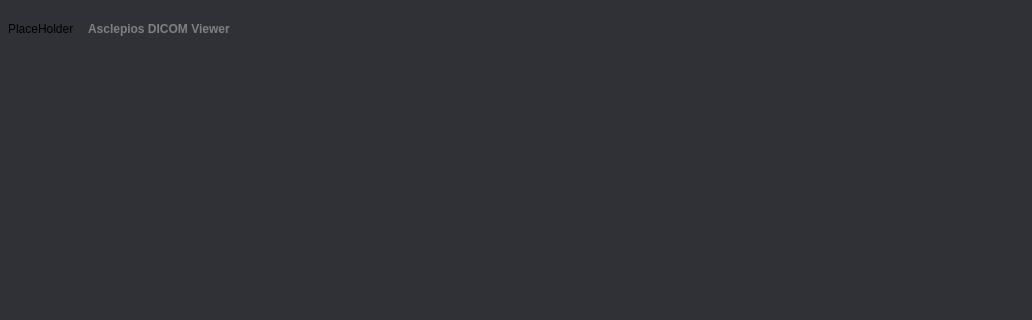
Qt form src/gui/guiframe.ui (GavriloviciEduard/Asclepios-DICOM-Viewer) before a commit; both pictures show x 0 to 1032 and y 0 to 320 of the 1032 by 807 pixel window.
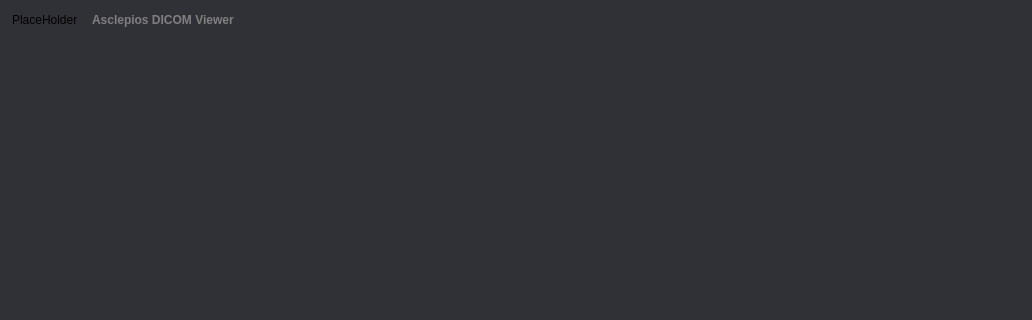
The same form after that commit. Icons and pictures are not drawn.

```diff
--- a/src/gui/guiframe.ui
+++ b/src/gui/guiframe.ui
@@ -85,22 +85,28 @@
     <number>0</number>
    </property>
    <property name="leftMargin">
-    <number>5</number>
+    <number>0</number>
    </property>
    <property name="topMargin">
     <number>0</number>
    </property>
    <property name="rightMargin">
-    <number>5</number>
+    <number>0</number>
    </property>
    <property name="bottomMargin">
     <number>0</number>
    </property>
    <item>
     <widget class="QWidget" name="widgetTopBar" native="true">
+     <property name="maximumSize">
+      <size>
+       <width>16777215</width>
+       <height>40</height>
+      </size>
+     </property>
      <layout class="QHBoxLayout" name="horizontalLayout">
       <property name="spacing">
-       <number>0</number>
+       <number>6</number>
       </property>
       <property name="leftMargin">
        <number>0</number>
@@ -116,9 +122,18 @@
       </property>
       <item>
        <layout class="QHBoxLayout" name="topBarLayout">
+        <property name="spacing">
+         <number>6</number>
+        </property>
         <property name="sizeConstraint">
          <enum>QLayout::SetDefaultConstraint</enum>
         </property>
+        <property name="leftMargin">
+         <number>9</number>
+        </property>
+        <property name="rightMargin">
+         <number>9</number>
+        </property>
         <item>
          <widget class="QLabel" name="icon">
           <property name="text">
@@ -264,12 +279,6 @@
    </item>
    <item>
     <widget class="QWidget" name="widgetContent" native="true">
-     <property name="minimumSize">
-      <size>
-       <width>683</width>
-       <height>750</height>
-      </size>
-     </property>
      <layout class="QVBoxLayout" name="verticalLayout_2">
       <property name="spacing">
        <number>0</number>
```
